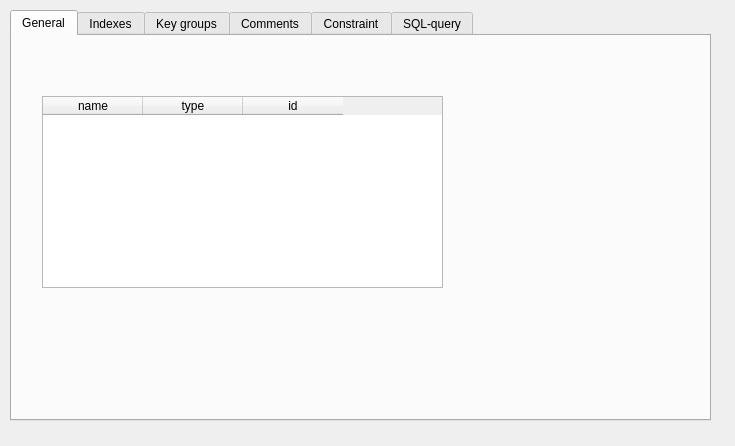
First picture: the form in qrgui/editor/databases/tableMenuWidget.ui, repository qreal/qreal, before the edit.
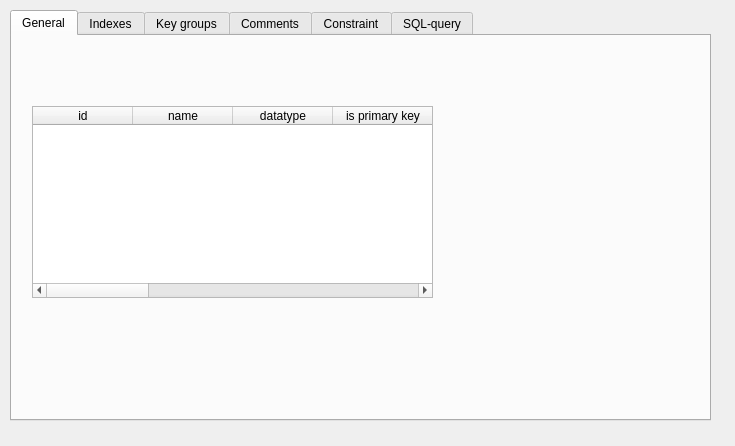
Second picture: the form after the edit.

Commit message: Editing table for column properties (different dbmss)

```diff
--- a/qrgui/editor/databases/tableMenuWidget.ui
+++ b/qrgui/editor/databases/tableMenuWidget.ui
@@ -32,27 +32,73 @@
     <widget class="QTableWidget" name="columnDataTable">
      <property name="geometry">
       <rect>
-       <x>30</x>
-       <y>60</y>
+       <x>20</x>
+       <y>70</y>
        <width>401</width>
        <height>192</height>
       </rect>
      </property>
-     <column>
-      <property name="text">
-       <string>name</string>
-      </property>
-     </column>
-     <column>
-      <property name="text">
-       <string>type</string>
-      </property>
-     </column>
+     <property name="sizePolicy">
+      <sizepolicy hsizetype="Maximum" vsizetype="Maximum">
+       <horstretch>0</horstretch>
+       <verstretch>0</verstretch>
+      </sizepolicy>
+     </property>
      <column>
       <property name="text">
        <string>id</string>
       </property>
      </column>
+     <column>
+      <property name="text">
+       <string>name</string>
+      </property>
+     </column>
+     <column>
+      <property name="text">
+       <string>datatype</string>
+      </property>
+     </column>
+     <column>
+      <property name="text">
+       <string>is primary key</string>
+      </property>
+     </column>
+     <column>
+      <property name="text">
+       <string>is unique</string>
+      </property>
+     </column>
+     <column>
+      <property name="text">
+       <string>not null</string>
+      </property>
+     </column>
+     <column>
+      <property name="text">
+       <string>null</string>
+      </property>
+     </column>
+     <column>
+      <property name="text">
+       <string>default</string>
+      </property>
+     </column>
+     <column>
+      <property name="text">
+       <string>with compression</string>
+      </property>
+     </column>
+     <column>
+      <property name="text">
+       <string>with comp</string>
+      </property>
+     </column>
+     <column>
+      <property name="text">
+       <string>auto increment</string>
+      </property>
+     </column>
     </widget>
    </widget>
    <widget class="QWidget" name="tab_3">
```
The commit also changes 3 other files.
